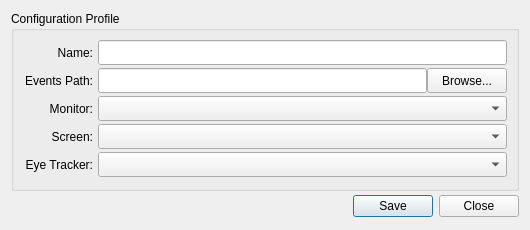
cwichel/Thesis_Code, file saccadeapp/resources/gui_files/configuration.ui: the form before one commit.
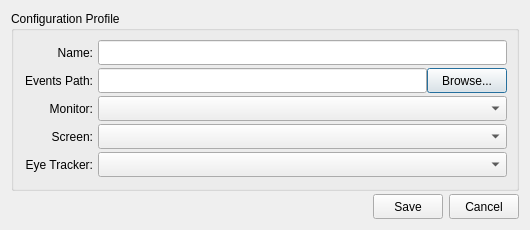
The form after the commit.

```diff
--- a/saccadeapp/resources/gui_files/configuration.ui
+++ b/saccadeapp/resources/gui_files/configuration.ui
@@ -318,26 +318,59 @@
     </widget>
    </item>
    <item>
-    <widget class="QDialogButtonBox" name="bbt_save">
-     <property name="minimumSize">
-      <size>
-       <width>0</width>
-       <height>25</height>
-      </size>
-     </property>
-     <property name="maximumSize">
-      <size>
-       <width>16777215</width>
-       <height>25</height>
-      </size>
-     </property>
-     <property name="orientation">
-      <enum>Qt::Horizontal</enum>
-     </property>
-     <property name="standardButtons">
-      <set>QDialogButtonBox::Close|QDialogButtonBox::Save</set>
-     </property>
-    </widget>
+    <layout class="QHBoxLayout" name="hly_02">
+     <item>
+      <spacer name="hsp_01">
+       <property name="orientation">
+        <enum>Qt::Horizontal</enum>
+       </property>
+       <property name="sizeHint" stdset="0">
+        <size>
+         <width>40</width>
+         <height>20</height>
+        </size>
+       </property>
+      </spacer>
+     </item>
+     <item>
+      <widget class="QPushButton" name="pbt_save">
+       <property name="minimumSize">
+        <size>
+         <width>70</width>
+         <height>25</height>
+        </size>
+       </property>
+       <property name="maximumSize">
+        <size>
+         <width>70</width>
+         <height>25</height>
+        </size>
+       </property>
+       <property name="text">
+        <string>Save</string>
+       </property>
+      </widget>
+     </item>
+     <item>
+      <widget class="QPushButton" name="pbt_cancel">
+       <property name="minimumSize">
+        <size>
+         <width>70</width>
+         <height>25</height>
+        </size>
+       </property>
+       <property name="maximumSize">
+        <size>
+         <width>70</width>
+         <height>25</height>
+        </size>
+       </property>
+       <property name="text">
+        <string>Cancel</string>
+       </property>
+      </widget>
+     </item>
+    </layout>
    </item>
   </layout>
  </widget>
```
Left out of the diff: 38 changed lines with no effect on the pictures.
